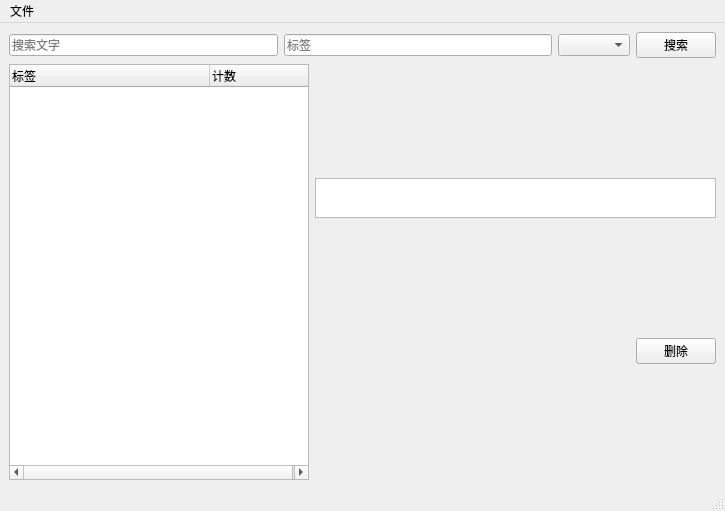
liyihc/labeled-files, file labeled_files/main.ui: the form before one commit.
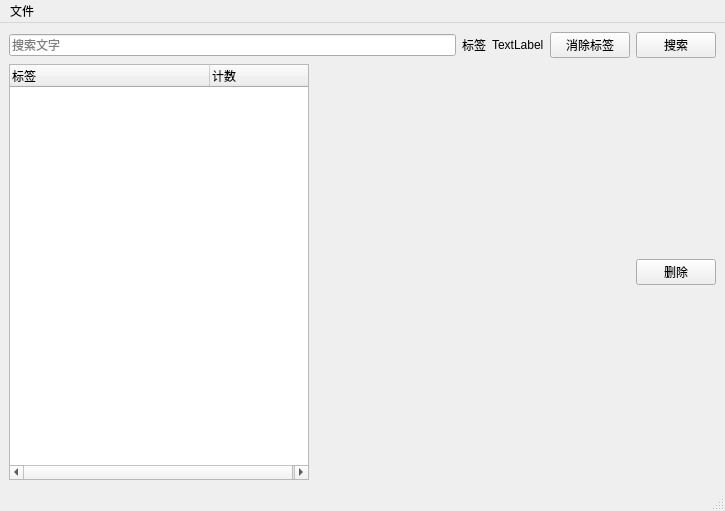
The form after the commit.

```diff
--- a/labeled_files/main.ui
+++ b/labeled_files/main.ui
@@ -25,16 +25,23 @@
        </widget>
       </item>
       <item>
-       <widget class="QLineEdit" name="tagLineEdit">
-        <property name="placeholderText">
+       <widget class="QLabel" name="label_2">
+        <property name="text">
          <string>标签</string>
         </property>
        </widget>
       </item>
       <item>
-       <widget class="QComboBox" name="sortComboBox">
-        <property name="placeholderText">
-         <string>排序项</string>
+       <widget class="QLabel" name="tagLabel">
+        <property name="text">
+         <string>TextLabel</string>
+        </property>
+       </widget>
+      </item>
+      <item>
+       <widget class="QPushButton" name="clearTagPushButton">
+        <property name="text">
+         <string>消除标签</string>
         </property>
        </widget>
       </item>
@@ -80,626 +87,6 @@
       </item>
       <item>
        <layout class="QVBoxLayout" name="verticalLayout">
-        <item>
-         <widget class="QListWidget" name="tagListWidget">
-          <property name="sizePolicy">
-           <sizepolicy hsizetype="Expanding" vsizetype="Maximum">
-            <horstretch>0</horstretch>
-            <verstretch>0</verstretch>
-           </sizepolicy>
-          </property>
-          <property name="maximumSize">
-           <size>
-            <width>16777215</width>
-            <height>40</height>
-           </size>
-          </property>
-          <property name="palette">
-           <palette>
-            <active>
-             <colorrole role="WindowText">
-              <brush brushstyle="SolidPattern">
-               <color alpha="255">
-                <red>0</red>
-                <green>0</green>
-                <blue>0</blue>
-               </color>
-              </brush>
-             </colorrole>
-             <colorrole role="Button">
-              <brush brushstyle="SolidPattern">
-               <color alpha="255">
-                <red>240</red>
-                <green>240</green>
-                <blue>240</blue>
-               </color>
-              </brush>
-             </colorrole>
-             <colorrole role="Light">
-              <brush brushstyle="SolidPattern">
-               <color alpha="255">
-                <red>255</red>
-                <green>255</green>
-                <blue>255</blue>
-               </color>
-              </brush>
-             </colorrole>
-             <colorrole role="Midlight">
-              <brush brushstyle="SolidPattern">
-               <color alpha="255">
-                <red>227</red>
-                <green>227</green>
-                <blue>227</blue>
-               </color>
-              </brush>
-             </colorrole>
-             <colorrole role="Dark">
-              <brush brushstyle="SolidPattern">
-               <color alpha="255">
-                <red>160</red>
-                <green>160</green>
-                <blue>160</blue>
-               </color>
-              </brush>
-             </colorrole>
-             <colorrole role="Mid">
-              <brush brushstyle="SolidPattern">
-               <color alpha="255">
-                <red>160</red>
-                <green>160</green>
-                <blue>160</blue>
-               </color>
-              </brush>
-             </colorrole>
-             <colorrole role="Text">
-              <brush brushstyle="SolidPattern">
-               <color alpha="255">
-                <red>0</red>
-                <green>0</green>
-                <blue>0</blue>
-               </color>
-              </brush>
-             </colorrole>
-             <colorrole role="BrightText">
-              <brush brushstyle="SolidPattern">
-               <color alpha="255">
-                <red>255</red>
-                <green>255</green>
-                <blue>255</blue>
-               </color>
-              </brush>
-             </colorrole>
-             <colorrole role="ButtonText">
-              <brush brushstyle="SolidPattern">
-               <color alpha="255">
-                <red>0</red>
-                <green>0</green>
-                <blue>0</blue>
-               </color>
-              </brush>
-             </colorrole>
-             <colorrole role="Base">
-              <brush brushstyle="SolidPattern">
-               <color alpha="255">
-                <red>240</red>
-                <green>240</green>
-                <blue>240</blue>
-               </color>
-              </brush>
-             </colorrole>
-             <colorrole role="Window">
-              <brush brushstyle="SolidPattern">
-               <color alpha="255">
-                <red>240</red>
-                <green>240</green>
-                <blue>240</blue>
-               </color>
-              </brush>
-             </colorrole>
-             <colorrole role="Shadow">
-              <brush brushstyle="SolidPattern">
-               <color alpha="255">
-                <red>105</red>
-                <green>105</green>
-                <blue>105</blue>
-               </color>
-              </brush>
-             </colorrole>
-             <colorrole role="Highlight">
-              <brush brushstyle="SolidPattern">
-               <color alpha="255">
-                <red>0</red>
-                <green>120</green>
-                <blue>215</blue>
-               </color>
-              </brush>
-             </colorrole>
-             <colorrole role="HighlightedText">
-              <brush brushstyle="SolidPattern">
-               <color alpha="255">
-                <red>255</red>
-                <green>255</green>
-                <blue>255</blue>
-               </color>
-              </brush>
-             </colorrole>
-             <colorrole role="Link">
-              <brush brushstyle="SolidPattern">
-               <color alpha="255">
-                <red>0</red>
-                <green>0</green>
-                <blue>255</blue>
-               </color>
-              </brush>
-             </colorrole>
-             <colorrole role="LinkVisited">
-              <brush brushstyle="SolidPattern">
-               <color alpha="255">
-                <red>255</red>
-                <green>0</green>
-                <blue>255</blue>
-               </color>
-              </brush>
-             </colorrole>
-             <colorrole role="AlternateBase">
-              <brush brushstyle="SolidPattern">
-               <color alpha="255">
-                <red>245</red>
-                <green>245</green>
-                <blue>245</blue>
-               </color>
-              </brush>
-             </colorrole>
-             <colorrole role="NoRole">
-              <brush brushstyle="SolidPattern">
-               <color alpha="255">
-                <red>0</red>
-                <green>0</green>
-                <blue>0</blue>
-               </color>
-              </brush>
-             </colorrole>
-             <colorrole role="ToolTipBase">
-              <brush brushstyle="SolidPattern">
-               <color alpha="255">
-                <red>255</red>
-                <green>255</green>
-                <blue>220</blue>
-               </color>
-              </brush>
-             </colorrole>
-             <colorrole role="ToolTipText">
-              <brush brushstyle="SolidPattern">
-               <color alpha="255">
-                <red>0</red>
-                <green>0</green>
-                <blue>0</blue>
-               </color>
-              </brush>
-             </colorrole>
-             <colorrole role="PlaceholderText">
-              <brush brushstyle="SolidPattern">
-               <color alpha="128">
-                <red>0</red>
-                <green>0</green>
-                <blue>0</blue>
-               </color>
-              </brush>
-             </colorrole>
-            </active>
-            <inactive>
-             <colorrole role="WindowText">
-              <brush brushstyle="SolidPattern">
-               <color alpha="255">
-                <red>0</red>
-                <green>0</green>
-                <blue>0</blue>
-               </color>
-              </brush>
-             </colorrole>
-             <colorrole role="Button">
-              <brush brushstyle="SolidPattern">
-               <color alpha="255">
-                <red>240</red>
-                <green>240</green>
-                <blue>240</blue>
-               </color>
-              </brush>
-             </colorrole>
-             <colorrole role="Light">
-              <brush brushstyle="SolidPattern">
-               <color alpha="255">
-                <red>255</red>
-                <green>255</green>
-                <blue>255</blue>
-               </color>
-              </brush>
-             </colorrole>
-             <colorrole role="Midlight">
-              <brush brushstyle="SolidPattern">
-               <color alpha="255">
-                <red>227</red>
-                <green>227</green>
-                <blue>227</blue>
-               </color>
-              </brush>
-             </colorrole>
-             <colorrole role="Dark">
-              <brush brushstyle="SolidPattern">
-               <color alpha="255">
-                <red>160</red>
-                <green>160</green>
-                <blue>160</blue>
-               </color>
-              </brush>
-             </colorrole>
-             <colorrole role="Mid">
-              <brush brushstyle="SolidPattern">
-               <color alpha="255">
-                <red>160</red>
-                <green>160</green>
-                <blue>160</blue>
-               </color>
-              </brush>
-             </colorrole>
-             <colorrole role="Text">
-              <brush brushstyle="SolidPattern">
-               <color alpha="255">
-                <red>0</red>
-                <green>0</green>
-                <blue>0</blue>
-               </color>
-              </brush>
-             </colorrole>
-             <colorrole role="BrightText">
-              <brush brushstyle="SolidPattern">
-               <color alpha="255">
-                <red>255</red>
-                <green>255</green>
-                <blue>255</blue>
-               </color>
-              </brush>
-             </colorrole>
-             <colorrole role="ButtonText">
-              <brush brushstyle="SolidPattern">
-               <color alpha="255">
-                <red>0</red>
-                <green>0</green>
-                <blue>0</blue>
-               </color>
-              </brush>
-             </colorrole>
-             <colorrole role="Base">
-              <brush brushstyle="SolidPattern">
-               <color alpha="255">
-                <red>255</red>
-                <green>255</green>
-                <blue>255</blue>
-               </color>
-              </brush>
-             </colorrole>
-             <colorrole role="Window">
-              <brush brushstyle="SolidPattern">
-               <color alpha="255">
-                <red>240</red>
-                <green>240</green>
-                <blue>240</blue>
-               </color>
-              </brush>
-             </colorrole>
-             <colorrole role="Shadow">
-              <brush brushstyle="SolidPattern">
-               <color alpha="255">
-                <red>105</red>
-                <green>105</green>
-                <blue>105</blue>
-               </color>
-              </brush>
-             </colorrole>
-             <colorrole role="Highlight">
-              <brush brushstyle="SolidPattern">
-               <color alpha="255">
-                <red>240</red>
-                <green>240</green>
-                <blue>240</blue>
-               </color>
-              </brush>
-             </colorrole>
-             <colorrole role="HighlightedText">
-              <brush brushstyle="SolidPattern">
-               <color alpha="255">
-                <red>0</red>
-                <green>0</green>
-                <blue>0</blue>
-               </color>
-              </brush>
-             </colorrole>
-             <colorrole role="Link">
-              <brush brushstyle="SolidPattern">
-               <color alpha="255">
-                <red>0</red>
-                <green>0</green>
-                <blue>255</blue>
-               </color>
-              </brush>
-             </colorrole>
-             <colorrole role="LinkVisited">
-              <brush brushstyle="SolidPattern">
-               <color alpha="255">
-                <red>255</red>
-                <green>0</green>
-                <blue>255</blue>
-               </color>
-              </brush>
-             </colorrole>
-             <colorrole role="AlternateBase">
-              <brush brushstyle="SolidPattern">
-               <color alpha="255">
-                <red>245</red>
-                <green>245</green>
-                <blue>245</blue>
-               </color>
-              </brush>
-             </colorrole>
-             <colorrole role="NoRole">
-              <brush brushstyle="NoBrush">
-               <color alpha="255">
-                <red>0</red>
-                <green>0</green>
-                <blue>0</blue>
-               </color>
-              </brush>
-             </colorrole>
-             <colorrole role="ToolTipBase">
-              <brush brushstyle="SolidPattern">
-               <color alpha="255">
-                <red>255</red>
-                <green>255</green>
-                <blue>220</blue>
-               </color>
-              </brush>
-             </colorrole>
-             <colorrole role="ToolTipText">
-              <brush brushstyle="SolidPattern">
-               <color alpha="255">
-                <red>0</red>
-                <green>0</green>
-                <blue>0</blue>
-               </color>
-              </brush>
-             </colorrole>
-             <colorrole role="PlaceholderText">
-              <brush brushstyle="SolidPattern">
-               <color alpha="128">
-                <red>0</red>
-                <green>0</green>
-                <blue>0</blue>
-               </color>
-              </brush>
-             </colorrole>
-            </inactive>
-            <disabled>
-             <colorrole role="WindowText">
-              <brush brushstyle="SolidPattern">
-               <color alpha="255">
-                <red>120</red>
-                <green>120</green>
-                <blue>120</blue>
-               </color>
-              </brush>
-             </colorrole>
-             <colorrole role="Button">
-              <brush brushstyle="SolidPattern">
-               <color alpha="255">
-                <red>240</red>
-                <green>240</green>
-                <blue>240</blue>
-               </color>
-              </brush>
-             </colorrole>
-             <colorrole role="Light">
-              <brush brushstyle="SolidPattern">
-               <color alpha="255">
-                <red>255</red>
-                <green>255</green>
-                <blue>255</blue>
-               </color>
-              </brush>
-             </colorrole>
-             <colorrole role="Midlight">
-              <brush brushstyle="SolidPattern">
-               <color alpha="255">
-                <red>247</red>
-                <green>247</green>
-                <blue>247</blue>
-               </color>
-              </brush>
-             </colorrole>
-             <colorrole role="Dark">
-              <brush brushstyle="SolidPattern">
-               <color alpha="255">
-                <red>160</red>
-                <green>160</green>
-                <blue>160</blue>
-               </color>
-              </brush>
-             </colorrole>
-             <colorrole role="Mid">
-              <brush brushstyle="SolidPattern">
-               <color alpha="255">
-                <red>160</red>
-                <green>160</green>
-                <blue>160</blue>
-               </color>
-              </brush>
-             </colorrole>
-             <colorrole role="Text">
-              <brush brushstyle="SolidPattern">
-               <color alpha="255">
-                <red>120</red>
-                <green>120</green>
-                <blue>120</blue>
-               </color>
-              </brush>
-             </colorrole>
-             <colorrole role="BrightText">
-              <brush brushstyle="SolidPattern">
-               <color alpha="255">
-                <red>255</red>
-                <green>255</green>
-                <blue>255</blue>
-               </color>
-              </brush>
-             </colorrole>
-             <colorrole role="ButtonText">
-              <brush brushstyle="SolidPattern">
-               <color alpha="255">
-                <red>120</red>
-                <green>120</green>
-                <blue>120</blue>
-               </color>
-              </brush>
-             </colorrole>
-             <colorrole role="Base">
-              <brush brushstyle="SolidPattern">
-               <color alpha="255">
-                <red>240</red>
-                <green>240</green>
-                <blue>240</blue>
-               </color>
-              </brush>
-             </colorrole>
-             <colorrole role="Window">
-              <brush brushstyle="SolidPattern">
-               <color alpha="255">
-                <red>240</red>
-                <green>240</green>
-                <blue>240</blue>
-               </color>
-              </brush>
-             </colorrole>
-             <colorrole role="Shadow">
-              <brush brushstyle="SolidPattern">
-               <color alpha="255">
-                <red>0</red>
-                <green>0</green>
-                <blue>0</blue>
-               </color>
-              </brush>
-             </colorrole>
-             <colorrole role="Highlight">
-              <brush brushstyle="SolidPattern">
-               <color alpha="255">
-                <red>0</red>
-                <green>120</green>
-                <blue>215</blue>
-               </color>
-              </brush>
-             </colorrole>
-             <colorrole role="HighlightedText">
-              <brush brushstyle="SolidPattern">
-               <color alpha="255">
-                <red>255</red>
-                <green>255</green>
-                <blue>255</blue>
-               </color>
-              </brush>
-             </colorrole>
-             <colorrole role="Link">
-              <brush brushstyle="SolidPattern">
-               <color alpha="255">
-                <red>0</red>
-                <green>0</green>
-                <blue>255</blue>
-               </color>
-              </brush>
-             </colorrole>
-             <colorrole role="LinkVisited">
-              <brush brushstyle="SolidPattern">
-               <color alpha="255">
-                <red>255</red>
-                <green>0</green>
-                <blue>255</blue>
-               </color>
-              </brush>
-             </colorrole>
-             <colorrole role="AlternateBase">
-              <brush brushstyle="SolidPattern">
-               <color alpha="255">
-                <red>245</red>
-                <green>245</green>
-                <blue>245</blue>
-               </color>
-              </brush>
-             </colorrole>
-             <colorrole role="NoRole">
-              <brush brushstyle="NoBrush">
-               <color alpha="255">
-                <red>0</red>
-                <green>0</green>
-                <blue>0</blue>
-               </color>
-              </brush>
-             </colorrole>
-             <colorrole role="ToolTipBase">
-              <brush brushstyle="SolidPattern">
-               <color alpha="255">
-                <red>255</red>
-                <green>255</green>
-                <blue>220</blue>
-               </color>
-              </brush>
-             </colorrole>
-             <colorrole role="ToolTipText">
-              <brush brushstyle="SolidPattern">
-               <color alpha="255">
-                <red>0</red>
-                <green>0</green>
-                <blue>0</blue>
-               </color>
-              </brush>
-             </colorrole>
-             <colorrole role="PlaceholderText">
-              <brush brushstyle="SolidPattern">
-               <color alpha="128">
-                <red>0</red>
-                <green>0</green>
-                <blue>0</blue>
-               </color>
-              </brush>
-             </colorrole>
-            </disabled>
-           </palette>
-          </property>
-          <property name="focusPolicy">
-           <enum>Qt::NoFocus</enum>
-          </property>
-          <property name="contextMenuPolicy">
-           <enum>Qt::DefaultContextMenu</enum>
-          </property>
-          <property name="frameShape">
-           <enum>QFrame::StyledPanel</enum>
-          </property>
-          <property name="frameShadow">
-           <enum>QFrame::Sunken</enum>
-          </property>
-          <property name="editTriggers">
-           <set>QAbstractItemView::NoEditTriggers</set>
-          </property>
-          <property name="verticalScrollMode">
-           <enum>QAbstractItemView::ScrollPerPixel</enum>
-          </property>
-          <property name="horizontalScrollMode">
-           <enum>QAbstractItemView::ScrollPerPixel</enum>
-          </property>
-          <property name="flow">
-           <enum>QListView::LeftToRight</enum>
-          </property>
-          <property name="wordWrap">
-           <bool>true</bool>
-          </property>
-         </widget>
-        </item>
         <item>
          <layout class="QVBoxLayout" name="fileVerticalLayout"/>
         </item>
```
Left out of the diff: 3 changed lines with no effect on the pictures.
